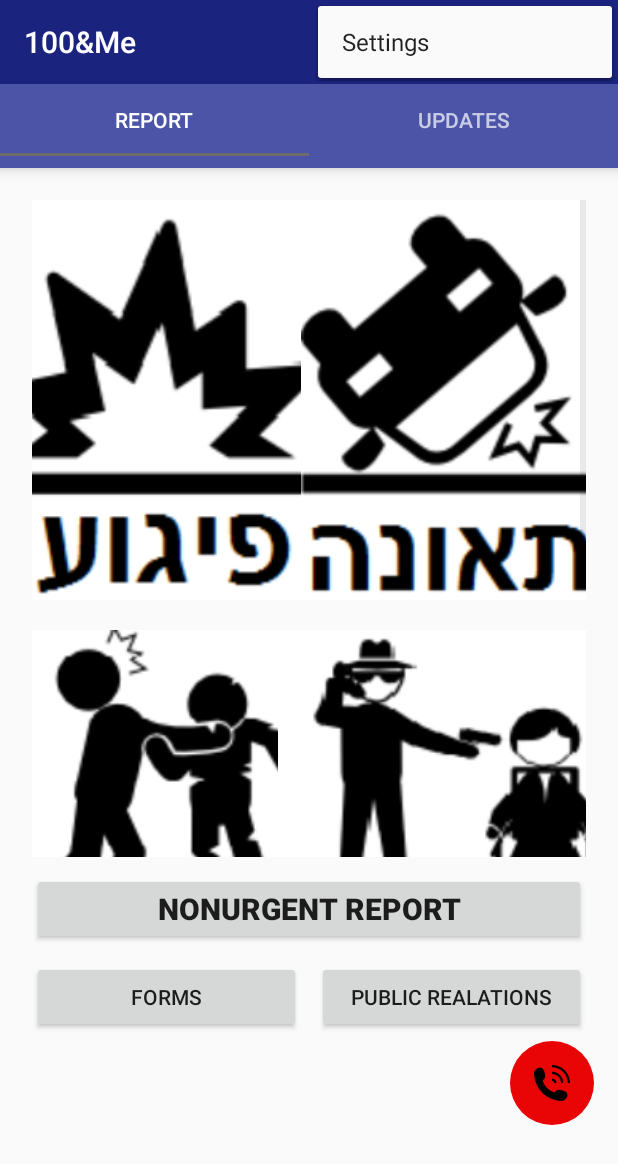
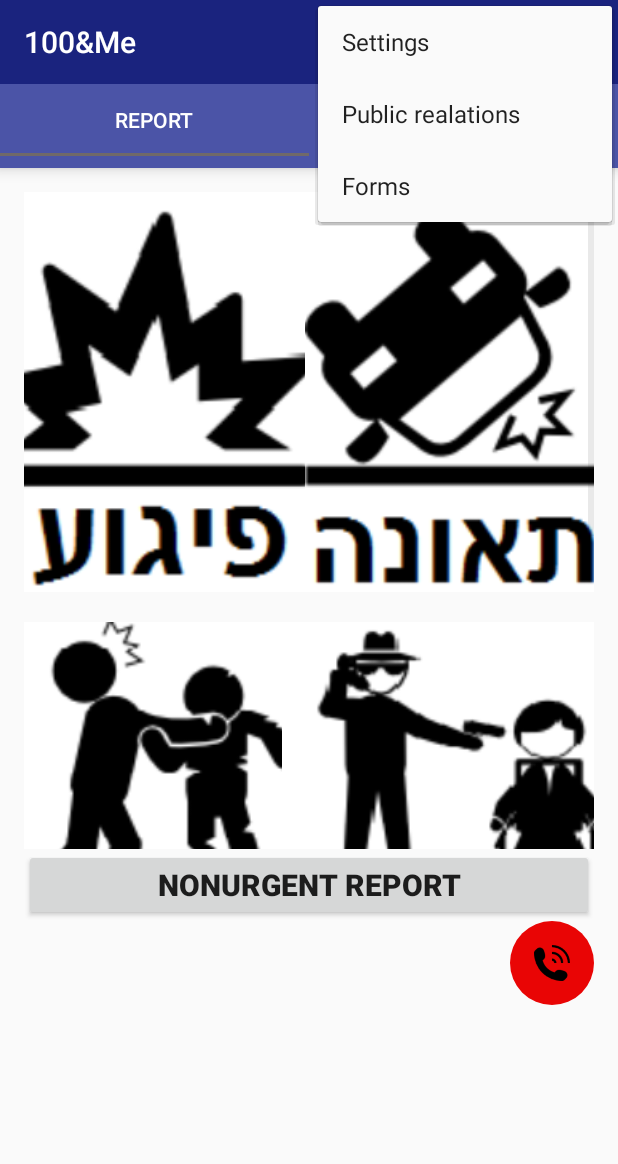
Before and after one commit to idanab/MeAnd100-v2, an Android app: the screen it shows after launch (MainActivity), with the options menu open, on a phone screen of 412 x 824 dp. Shown: the top 1164 px of the screen. Run offline under Robolectric (Android 15) with nearby library versions, the phone set to English and light mode, and no system bars.

Commit message:
תיקון כותרת, הזזת טפסים ופניות הציבות לסרגל, padding fix in the main acitvity

```diff
--- a/app/src/main/java/com/example/android/meand100_v2/ReportFragment.java
+++ b/app/src/main/java/com/example/android/meand100_v2/ReportFragment.java
@@ -25,10 +25,6 @@ import com.example.android.meand100_v2.reports.types.RobberyReportParameters;
 import com.example.android.meand100_v2.reports.types.TerrorAttackReportParameters;
 
 public class ReportFragment extends Fragment {
-
-    private final String PNIOT_HAZIBUR_URL = "http://www.police.gov.il/portal.aspx?mid=39";
-    private final String FORMS_URL = "http://www.police.gov.il/tfasim.aspx";
-    //.
     @Override
     public View onCreateView(LayoutInflater inflater, ViewGroup container, Bundle savedInstanceState) {
         ViewGroup root = (ViewGroup) inflater.inflate(R.layout.activity_reports_acitvity_portal, null);
@@ -39,22 +35,6 @@ public class ReportFragment extends Fragment {
             public void onItemClick(AdapterView<?> parent, View v,
                                     int position, long id) {
                 detectReportTypeByNumber(position);
-            }
-        });
-
-        final Button formsButton = (Button) root.findViewById(R.id.forms_button);
-        formsButton.setOnClickListener(new View.OnClickListener() {
-            @Override
-            public void onClick(View v) {
-                GeneralStatics.goToWebsite(getActivity(), FORMS_URL);
-            }
-        });
-
-        final Button pniot_button = (Button) root.findViewById(R.id.pniot_button);
-        pniot_button.setOnClickListener(new View.OnClickListener() {
-            @Override
-            public void onClick(View v) {
-                GeneralStatics.goToWebsite(getActivity(), PNIOT_HAZIBUR_URL);
             }
         });
 
--- a/app/src/main/res/layout/activity_reports_acitvity_portal.xml
+++ b/app/src/main/res/layout/activity_reports_acitvity_portal.xml
@@ -34,40 +34,15 @@
                 android:gravity="center"
                 android:id="@+id/reports_list_gridview"
                 android:scaleType="fitXY"
-                android:adjustViewBounds="true"
-                android:layout_margin="5dp" />
+                android:adjustViewBounds="true" />
 
             <Button
                 android:text="@string/not_urgent_report_button"
                 android:id="@+id/non_urgent_button"
                 android:layout_width="fill_parent"
                 android:layout_height="wrap_content"
-                android:layout_margin="5dp"
                 android:textSize="20dp" />
 
-            <LinearLayout
-                android:orientation="horizontal"
-                android:layout_width="match_parent"
-                android:layout_height="match_parent">
-
-                <Button
-                    android:layout_width="0dip"
-                    android:layout_height="match_parent"
-                    android:layout_weight="1"
-                    android:text="@string/forms_button"
-                    android:id="@+id/forms_button"
-                    android:layout_marginLeft="0dp"
-                    android:layout_margin="5dp" />
-
-                <Button
-                    android:layout_width="0dip"
-                    android:layout_height="match_parent"
-                    android:layout_weight="1"
-                    android:text="@string/pniot_hazibur_button"
-                    android:id="@+id/pniot_button"
-                    android:layout_marginRight="0dp"
-                    android:layout_margin="5dp" />
-            </LinearLayout>
         </LinearLayout>
     </ScrollView>
 
--- a/app/src/main/res/menu/menu_main.xml
+++ b/app/src/main/res/menu/menu_main.xml
@@ -3,4 +3,8 @@
     xmlns:tools="http://schemas.android.com/tools" tools:context=".MeAnd100">
     <item android:id="@+id/action_settings" android:title="@string/action_settings"
         android:orderInCategory="100" app:showAsAction="never"/>
+    <item android:id="@+id/action_publicrelations" android:title="@string/pniot_hazibur_button"
+        android:orderInCategory="100" app:showAsAction="never"/>
+    <item android:id="@+id/action_forms" android:title="@string/forms_button"
+        android:orderInCategory="100" app:showAsAction="never"/>
 </menu>
--- /dev/null
+++ b/app/src/main/res/values-v21/styles.xml
@@ -0,0 +1 @@
+<resources></resources>
--- a/app/src/main/res/values/dimens.xml
+++ b/app/src/main/res/values/dimens.xml
@@ -3,5 +3,6 @@
     <dimen name="activity_horizontal_margin">16dp</dimen>
     <dimen name="activity_vertical_margin">16dp</dimen>
     <dimen name="itemPadding">5dp</dimen>
+    <dimen name="fab_margin">16dp</dimen>
 
 </resources>
--- a/app/src/main/res/values/strings.xml
+++ b/app/src/main/res/values/strings.xml
@@ -125,7 +125,7 @@
     <string name="fire_type_agriculture">Agricultural area</string>
     <string name="fire_type_other">Other</string>
 
-  <!--&lt;!&ndash; ________________________________Specific Reports - Cancel notice________________________________!&ndash;&gt;-->
+    <!--&lt;!&ndash; ________________________________Specific Reports - Cancel notice________________________________!&ndash;&gt;-->
 
     <string name="cancel_notice_txt">Please notice, \n Should there be multiple false reports, \n or your phone is considered to have made repeated harrestmants. \n you will not be permitted to make any further reports \n from this device. \n In such a case, you may be subject to further \n inquery by the Police. \n For your information, this app has a \n Trial state.</string>
     <string name="cancel_read">I have read this notice</string>
@@ -152,7 +152,6 @@
     <string name="none_urgent_notice_txt">Please note, \n Uppon pressing "send", this form \n will be sent to the Police - who may or may not pursue the subject. \n The Police my contact you for additional info. \n Should your report be jusged as \n Spam or Harrestmant, you will not be permitted to make any further reports \n from this device. \n If yhe information given here is true and relevant, press "Send". /n If you want to revise your report, press "Cancel".</string>
     <string name="none_urgent_read">I have read this notice</string>
     <string name="none_urgent_cancel">Cancel</string>
-
 
 
     <!--&lt;!&ndash; ________________________________Settings________________________________!&ndash;&gt;-->
@@ -200,5 +199,7 @@
     <string name="non_urgent_roleexamples">Victim, Eye witeness etc</string>
     <string name="none_urgent_description_header">Description of the occurance:</string>
     <string name="initial_report_sent_text">A report with your location has been sent to the police</string>
+    <string name="title_activity_public_relations">PublicRelationsActivity</string>
+    <string name="title_activity_forms">FormsActivity</string>
 
 </resources>
--- a/app/src/main/res/values/styles.xml
+++ b/app/src/main/res/values/styles.xml
@@ -23,6 +23,9 @@
         <item name="android:shadowRadius">5</item>
     </style>
 
+    <style name="AppTheme.AppBarOverlay" parent="ThemeOverlay.AppCompat.Dark.ActionBar" />
+
+    <style name="AppTheme.PopupOverlay" parent="ThemeOverlay.AppCompat.Light" />
 
 
 </resources>
```
Also changed, not shown: app/src/main/AndroidManifest.xml (+41 -25 lines), app/src/main/java/com/example/android/meand100_v2/FormsActivity.java (added, +38 -0 lines), app/src/main/java/com/example/android/meand100_v2/MainActivity.java (+8 -0 lines), app/src/main/java/com/example/android/meand100_v2/PublicRelationsActivity.java (added, +41 -0 lines), app/src/main/res/layout/activity_forms.xml (added, +34 -0 lines), app/src/main/res/layout/activity_public_relations.xml (added, +34 -0 lines), app/src/main/res/layout/content_forms.xml (added, +15 -0 lines), app/src/main/res/layout/content_public_relations.xml (added, +15 -0 lines), 1 other file.
